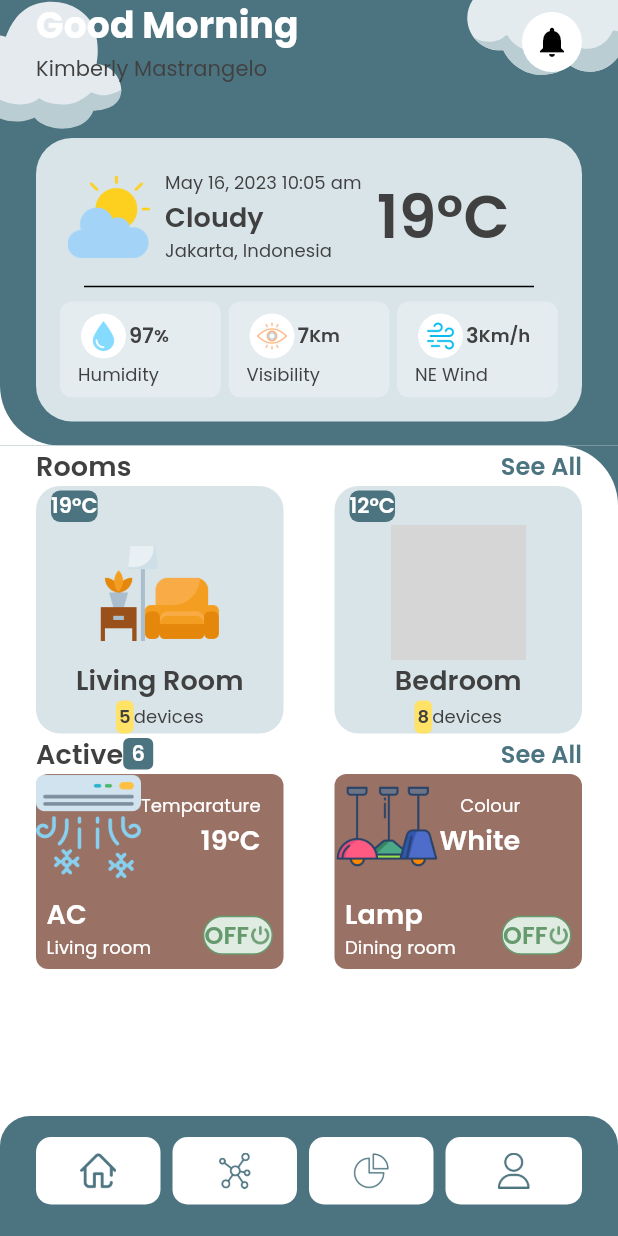
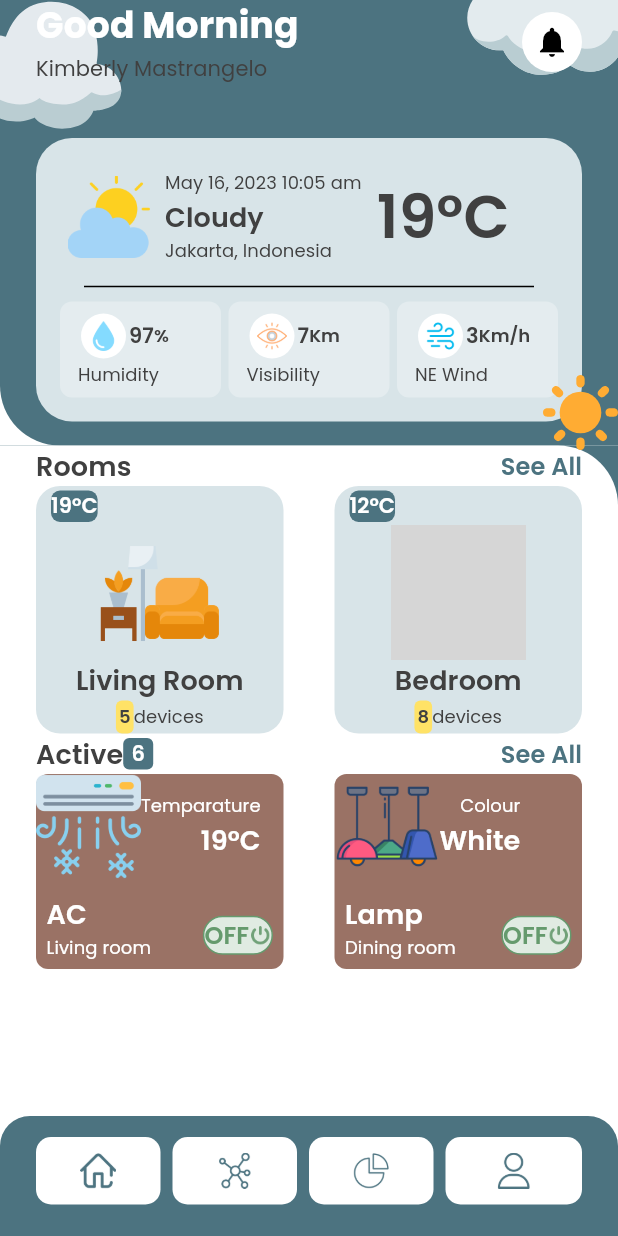
Before and after one commit to Navid-Rahman/flutter.innovainfosys.navid_1, a Flutter app: the screen it shows after launch, on a phone screen of 412 x 824 dp. Run offline on Flutter 3.47's test engine with Material 2 defaults, Android fonts, the phone set to English and light mode, and no system bars; our stand-ins replace flutter_svg, google_fonts; grey boxes are pictures that could not be loaded.

Commit message:
Edited the Home Screen.

```diff
--- a/lib/constants/assets.dart
+++ b/lib/constants/assets.dart
@@ -1,4 +1,5 @@
 class Assets {
   static const String cloud1 = 'assets/svgs/cloud1.svg';
   static const String cloud2 = 'assets/svgs/cloud2.svg';
+  static const String sun = 'assets/svgs/sun.svg';
 }
--- a/lib/pages/home_page.dart
+++ b/lib/pages/home_page.dart
@@ -1,9 +1,7 @@
 import 'package:flutter/material.dart';
 import 'package:flutter_innovainfosys_navid_1/constants/assets.dart';
-import 'package:flutter_innovainfosys_navid_1/home_page_utils/greetings_container.dart';
 import 'package:flutter_innovainfosys_navid_1/home_page_utils/weather_ticket_container.dart';
 import 'package:flutter_innovainfosys_navid_1/widgets/bottom_navigationbar.dart';
-import 'package:flutter_innovainfosys_navid_1/home_page_utils/room_container.dart';
 import 'package:flutter_svg/flutter_svg.dart';
 import 'package:flutter_innovainfosys_navid_1/home_page_utils/rooms_widget.dart';
 import '../widgets/home_appbar.dart';
@@ -62,6 +60,15 @@ class _HomePageState extends State<HomePage> {
               Assets.cloud2,
             ),
           ),
+          Positioned(
+            top: 250,
+            right: 0,
+            child: SvgPicture.asset(
+              Assets.sun,
+              height: 50,
+              width: 50,
+            ),
+          ),
         ],
       ),
     );
--- a/lib/smartHomePage_utils/smart_mode_container.dart
+++ b/lib/smartHomePage_utils/smart_mode_container.dart
@@ -96,7 +96,7 @@ class SmartDeviceContainer extends StatelessWidget {
                   ),
                   Row(
                     children: [
-                      Container(
+                      SizedBox(
                         width: 40,
                         height: 40,
                         child: Image(
--- a/lib/widgets/home_appbar.dart
+++ b/lib/widgets/home_appbar.dart
@@ -1,5 +1,4 @@
 import 'package:flutter/material.dart';
-import 'package:flutter_innovainfosys_navid_1/constants/colors.dart';
 
 class HomeAppBar extends StatelessWidget implements PreferredSizeWidget {
   const HomeAppBar({super.key});
```
Also changed, not shown: assets/svgs/sun.svg (added).
